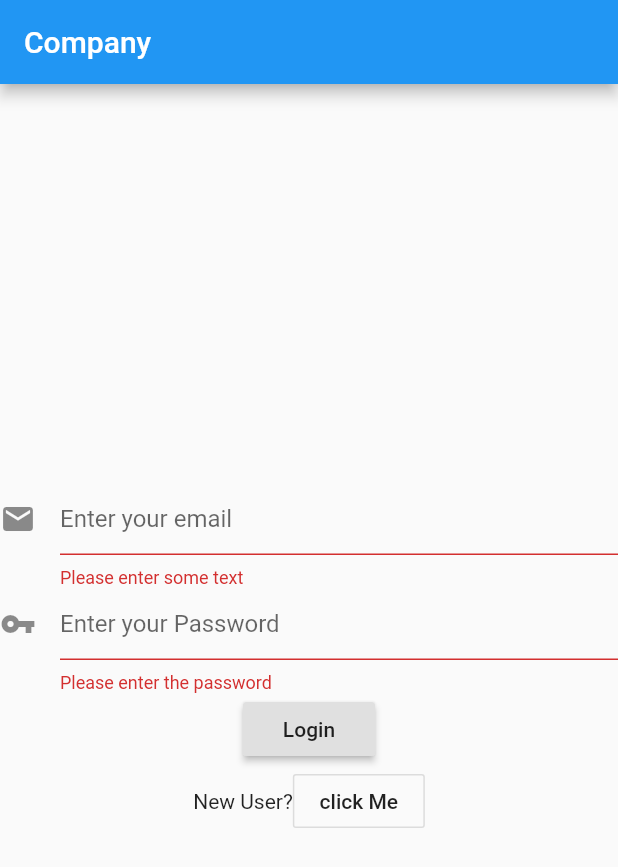
After one commit to madhulakkoju/FlutterApp_dataManagement, a Flutter app: the screen it shows after launch, after a tap on "Login", on a phone screen of 412 x 824 dp. The commit adds this screen. Shown: the top 867 px of the screen. Run offline on Flutter 3.47's test engine with Material 2 defaults, Android fonts, the phone set to English and light mode, and no system bars.

Commit message:
the Login page Initial Draft has been made and saved into loginPage.dart ,

```diff
--- /dev/null
+++ b/lib/loginPage.dart
@@ -0,0 +1,129 @@
+import 'package:flutter/material.dart';
+
+void main() => runApp(LoginPage());
+
+class LoginPage extends StatelessWidget{
+  static const String _title = "Company";
+  @override
+  Widget build(BuildContext context){
+    return MaterialApp(
+      title: "LoginPage",
+      home: Scaffold(
+        appBar: AppBar(
+            title: const Text(_title)
+        ),
+        body: Center(child:LoginWidget()),
+      ),
+    );
+  }
+}
+
+class LoginWidget extends StatefulWidget{
+  LoginWidget({Key key}):super(key: key);
+  @override
+  State<StatefulWidget> createState(){
+    return LoginWidgetState();
+  }
+}
+
+class LoginWidgetState extends State<StatefulWidget>{
+  final _formKey = GlobalKey<FormState>();
+
+  @override
+  Widget build(BuildContext context){
+    String _email,_password;
+    return Form(
+        key: _formKey,
+        child: Center(
+          child:Column(
+            mainAxisAlignment: MainAxisAlignment.center ,
+            children: <Widget>[
+              // email Address field
+              TextFormField(
+
+                decoration: const InputDecoration(
+                  icon: Icon(Icons.email),
+                  hintText: 'Enter your email',
+                ),
+                validator: (value) {
+                  if (value.isEmpty) {
+                    return 'Please enter some text';
+                  }
+                  if(!value.contains("@")){
+                    return 'Please enter a valid email address';
+                  }
+                  return null;
+                },
+                onSaved: (value){
+                  _email = value;
+                },
+                onFieldSubmitted: (value){
+                  // Add functionality for the login details submission
+                },
+                autovalidate: true,
+                autocorrect: false,
+              ),
+              // password field
+              TextFormField(
+                obscureText: true,
+                decoration: const InputDecoration(
+                  icon: Icon(Icons.vpn_key),
+                  hintText: 'Enter your Password',
+                ),
+                validator: (value) {
+                  if (value.isEmpty) {
+                    return 'Please enter the password';
+                  }
+                  if(value.length < 7){
+                    return 'Please enter valid password';
+                  }
+                  return null;
+                },
+                onSaved: (value){
+                  _password = value;
+                },
+                onFieldSubmitted: (value){
+                  // Add functionality for the login details submission
+                },
+                autovalidate: true,
+                autocorrect: false,
+              ),
+              // submit button
+              Center(
+                  child: RaisedButton(
+                    child: Text("Login"),
+                    onPressed: (){
+                      var form = _formKey.currentState;
+                      if(form.validate()){
+                        form.save();
+                      }
+                      print(_email +"  "+ _password);
+                      // perform Authentication
+
+                    },
+                  )
+              ),
+              Center(
+                  child: Row(
+                      mainAxisAlignment: MainAxisAlignment.center,
+                      children: <Widget>[
+                        Text("New User?"),
+                        OutlineButton(
+                          child: Text("click Me"),
+                          onPressed: (){
+                            print("New User");
+                            // Add functionality to open SignUp page
+                          },
+
+                        ),
+                      ]
+                  )
+              ),
+            ],
+
+          ),
+        )
+    );
+  }
+
+}
--- a/lib/main.dart
+++ b/lib/main.dart
@@ -1,11 +1,129 @@
 import 'package:flutter/material.dart';
 
-void main() {
-  runApp(MaterialApp(
-    home: Scaffold(
-      appBar : AppBar(
-        title: Text("Home"),
+void main() => runApp(LoginPage());
+
+class LoginPage extends StatelessWidget{
+  static const String _title = "Company";
+  @override
+  Widget build(BuildContext context){
+    return MaterialApp(
+      title: "LoginPage",
+      home: Scaffold(
+        appBar: AppBar(
+          title: const Text(_title)
+        ),
+        body: Center(child:LoginWidget()),
       ),
-    ),
-  ));
+    );
+  }
 }
+
+class LoginWidget extends StatefulWidget{
+  LoginWidget({Key key}):super(key: key);
+  @override
+  State<StatefulWidget> createState(){
+    return LoginWidgetState();
+  }
+}
+
+class LoginWidgetState extends State<StatefulWidget>{
+  final _formKey = GlobalKey<FormState>();
+
+  @override
+  Widget build(BuildContext context){
+    String _email,_password;
+    return Form(
+      key: _formKey,
+      child: Center(
+        child:Column(
+          mainAxisAlignment: MainAxisAlignment.center ,
+          children: <Widget>[
+            // email Address field
+            TextFormField(
+
+              decoration: const InputDecoration(
+                icon: Icon(Icons.email),
+                hintText: 'Enter your email',
+              ),
+              validator: (value) {
+                if (value.isEmpty) {
+                  return 'Please enter some text';
+                }
+                if(!value.contains("@")){
+                  return 'Please enter a valid email address';
+                }
+                return null;
+              },
+              onSaved: (value){
+                _email = value;
+              },
+              onFieldSubmitted: (value){
+                // Add functionality for the login details submission
+              },
+              autovalidate: true,
+              autocorrect: false,
+            ),
+            // password field
+            TextFormField(
+              obscureText: true,
+              decoration: const InputDecoration(
+                icon: Icon(Icons.vpn_key),
+                hintText: 'Enter your Password',
+              ),
+              validator: (value) {
+                if (value.isEmpty) {
+                  return 'Please enter the password';
+                }
+                if(value.length < 7){
+                  return 'Please enter valid password';
+                }
+                return null;
+              },
+              onSaved: (value){
+                _password = value;
+              },
+              onFieldSubmitted: (value){
+                // Add functionality for the login details submission
+              },
+              autovalidate: true,
+              autocorrect: false,
+            ),
+            // submit button
+            Center(
+                child: RaisedButton(
+                    child: Text("Login"),
+                    onPressed: (){
+                      var form = _formKey.currentState;
+                      if(form.validate()){
+                        form.save();
+                      }
+                      print(_email +"  "+ _password);
+                      // perform Authentication
+
+                    },
+                )
+            ),
+            Center(
+              child: Row(
+                mainAxisAlignment: MainAxisAlignment.center,
+                children: <Widget>[
+                  Text("New User?"),
+                  OutlineButton(
+                    child: Text("click Me"),
+                    onPressed: (){
+                      print("New User");
+                    // Add functionality to open SignUp page
+                    },
+
+              ),
+             ]
+              )
+            ),
+          ],
+
+      ),
+      )
+    );
+  }
+
+}
```
